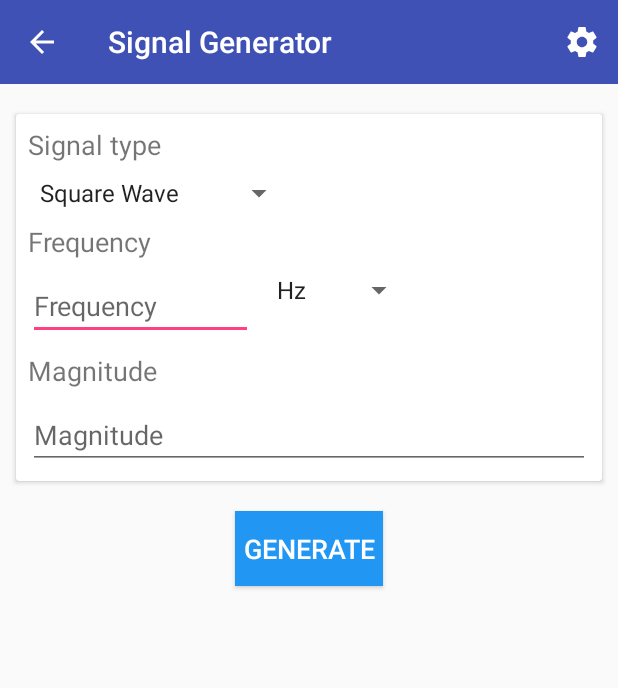
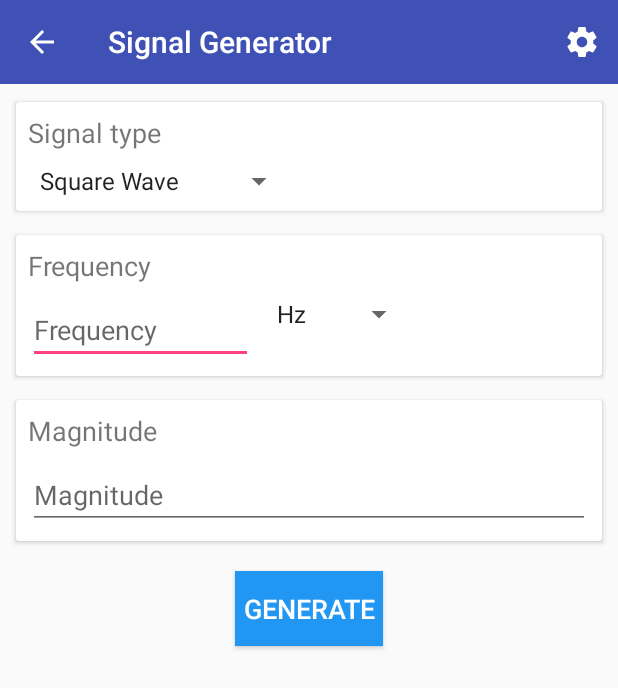
Before and after one commit to naz013/bt_control, an Android app: the SignalActivity screen opened directly, with no data from a screen before it, on a phone screen of 412 x 824 dp. Shown: the top 688 px of the screen. Run offline under Robolectric (Android 15) with nearby library versions, the light colour scheme and no system bars.

Commit message:
Update Signal Generator and Settings activities design.

```diff
--- a/app/src/main/res/layout/activity_settings.xml
+++ b/app/src/main/res/layout/activity_settings.xml
@@ -50,8 +50,9 @@
                 android:id="@+id/disconnectButton"
                 android:layout_width="wrap_content"
                 android:layout_height="wrap_content"
-                android:layout_gravity="center"
+                android:layout_gravity="right"
                 android:layout_marginBottom="8dp"
+                android:layout_marginRight="8dp"
                 android:layout_marginTop="8dp"
                 android:background="@drawable/pink_drawable"
                 android:padding="5dp"
--- a/app/src/main/res/layout/activity_signal.xml
+++ b/app/src/main/res/layout/activity_signal.xml
@@ -14,7 +14,7 @@
         android:layout_height="wrap_content"
         android:layout_marginLeft="8dp"
         android:layout_marginRight="8dp"
-        android:layout_marginTop="16dp"
+        android:layout_marginTop="8dp"
         app:cardCornerRadius="2dp"
         app:cardElevation="2dp"
         app:cardUseCompatPadding="true">
@@ -40,7 +40,27 @@
                 android:layout_marginLeft="8dp"
                 android:layout_marginRight="8dp"
                 android:layout_marginTop="8dp"
+                android:layout_marginBottom="8dp"
                 android:entries="@array/wave_types" />
+
+        </LinearLayout>
+
+    </android.support.v7.widget.CardView>
+
+    <android.support.v7.widget.CardView
+        android:layout_width="match_parent"
+        android:layout_height="wrap_content"
+        android:layout_marginLeft="8dp"
+        android:layout_marginRight="8dp"
+        android:layout_marginTop="8dp"
+        app:cardCornerRadius="2dp"
+        app:cardElevation="2dp"
+        app:cardUseCompatPadding="true">
+
+        <LinearLayout
+            android:layout_width="match_parent"
+            android:layout_height="wrap_content"
+            android:orientation="vertical">
 
             <TextView
                 android:layout_width="wrap_content"
@@ -57,6 +77,7 @@
                 android:layout_marginLeft="8dp"
                 android:layout_marginRight="8dp"
                 android:layout_marginTop="8dp"
+                android:layout_marginBottom="8dp"
                 android:orientation="horizontal">
 
                 <EditText
@@ -75,6 +96,25 @@
                     android:entries="@array/frequency_measure" />
 
             </RelativeLayout>
+
+            </LinearLayout>
+
+    </android.support.v7.widget.CardView>
+
+    <android.support.v7.widget.CardView
+        android:layout_width="match_parent"
+        android:layout_height="wrap_content"
+        android:layout_marginLeft="8dp"
+        android:layout_marginRight="8dp"
+        android:layout_marginTop="8dp"
+        app:cardCornerRadius="2dp"
+        app:cardElevation="2dp"
+        app:cardUseCompatPadding="true">
+
+        <LinearLayout
+            android:layout_width="match_parent"
+            android:layout_height="wrap_content"
+            android:orientation="vertical">
 
             <TextView
                 android:layout_width="wrap_content"
@@ -96,7 +136,7 @@
                 android:hint="@string/magnitude"
                 android:inputType="number" />
 
-        </LinearLayout>
+            </LinearLayout>
 
     </android.support.v7.widget.CardView>
 
```
